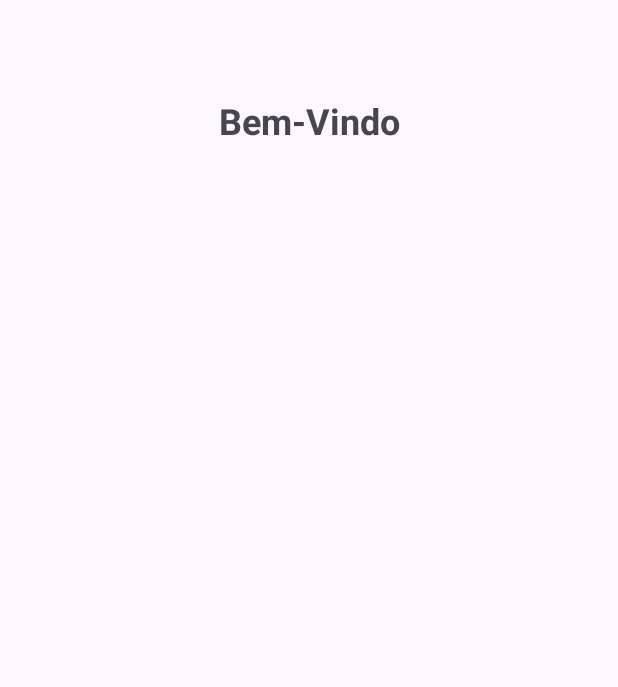
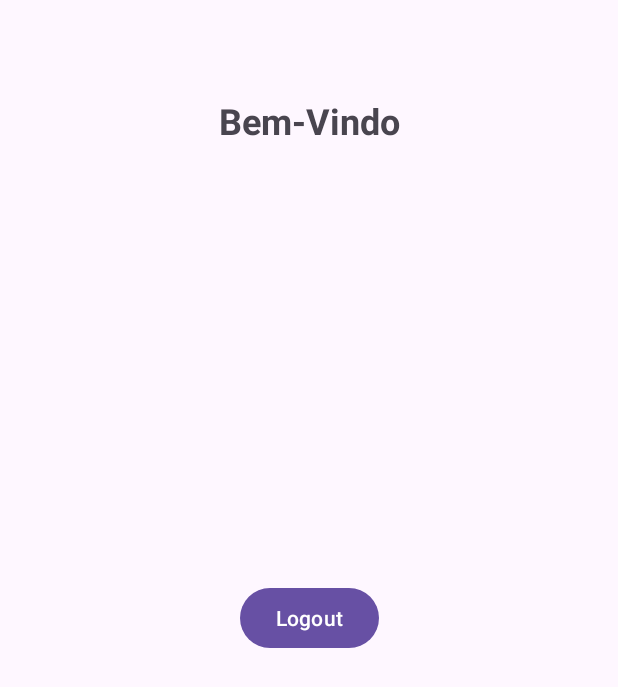
Before and after one commit to Matheus-Mantovani/Login_DataStore, an Android app: the LoggedActivity screen opened directly, with no data from a screen before it, on a phone screen of 412 x 824 dp. Shown: the top 687 px of the screen. Run offline under Robolectric (Android 15) with nearby library versions, the phone set to English and light mode, and no system bars.

Commit message:
exercicio 2

```diff
--- a/app/src/main/java/br/edu/ifsp/dmo/login_datastore/ui/logged/LoggedActivity.kt
+++ b/app/src/main/java/br/edu/ifsp/dmo/login_datastore/ui/logged/LoggedActivity.kt
@@ -1,9 +1,12 @@
 package br.edu.ifsp.dmo.login_datastore.ui.logged
 
+import android.content.Intent
 import android.os.Bundle
 import androidx.appcompat.app.AppCompatActivity
+import androidx.lifecycle.Observer
 import androidx.lifecycle.ViewModelProvider
 import br.edu.ifsp.dmo.login_datastore.databinding.ActivityLoggedBinding
+import br.edu.ifsp.dmo.login_datastore.ui.main.MainActivity
 
 class LoggedActivity : AppCompatActivity() {
     private lateinit var binding: ActivityLoggedBinding
@@ -15,6 +18,33 @@ class LoggedActivity : AppCompatActivity() {
         setContentView(binding.root)
 
         viewModel = ViewModelProvider(this).get(LoggedViewModel::class.java)
-        binding.textMessage.setText("Bem-Vindo")
+        binding.textMessage.text = "Bem-Vindo"
+
+        setupObservers()
+        setupListeners()
+    }
+
+    private fun setupObservers() {
+        viewModel.loggedOut.observe(this, Observer {
+            if(it) {
+                navigateToMainActivity()
+            }
+        })
+    }
+
+    private fun navigateToMainActivity() {
+        val mIntent = Intent(this, MainActivity::class.java)
+        startActivity(mIntent)
+        finish()
+    }
+
+    private fun setupListeners() {
+        binding.buttonLogout.setOnClickListener {
+            handleLogout()
+        }
+    }
+
+    private fun handleLogout() {
+        viewModel.logout()
     }
 }
--- a/app/src/main/java/br/edu/ifsp/dmo/login_datastore/ui/logged/LoggedViewModel.kt
+++ b/app/src/main/java/br/edu/ifsp/dmo/login_datastore/ui/logged/LoggedViewModel.kt
@@ -1,6 +1,25 @@
 package br.edu.ifsp.dmo.login_datastore.ui.logged
 
-import androidx.lifecycle.ViewModel
+import android.app.Application
+import androidx.lifecycle.AndroidViewModel
+import androidx.lifecycle.LiveData
+import androidx.lifecycle.MutableLiveData
+import androidx.lifecycle.viewModelScope
+import br.edu.ifsp.dmo.login_datastore.data.DataStoreRepository
+import kotlinx.coroutines.launch
 
-class LoggedViewModel : ViewModel() {
+class LoggedViewModel(application: Application) : AndroidViewModel(application) {
+
+    private val repository = DataStoreRepository(application)
+
+    private val _loggedOut = MutableLiveData<Boolean>()
+    val loggedOut: LiveData<Boolean> = _loggedOut
+
+
+    fun logout() {
+        viewModelScope.launch {
+            repository.savePreferences("", 0L, false, false)
+            _loggedOut.value = true
+        }
+    }
 }
--- a/app/src/main/res/layout/activity_logged.xml
+++ b/app/src/main/res/layout/activity_logged.xml
@@ -18,4 +18,14 @@
         android:textSize="24sp"
         android:layout_marginTop="64dp" />
 
+    <Button
+        android:id="@+id/button_logout"
+        android:layout_width="wrap_content"
+        android:layout_height="wrap_content"
+        app:layout_constraintStart_toStartOf="parent"
+        app:layout_constraintEnd_toEndOf="parent"
+        app:layout_constraintTop_toTopOf="parent"
+        app:layout_constraintBottom_toBottomOf="parent"
+        android:text="Logout" />
+
 </androidx.constraintlayout.widget.ConstraintLayout>
```
Also changed, not shown: app/src/main/java/br/edu/ifsp/dmo/login_datastore/ui/main/MainActivity.kt (+3 -6 lines).
